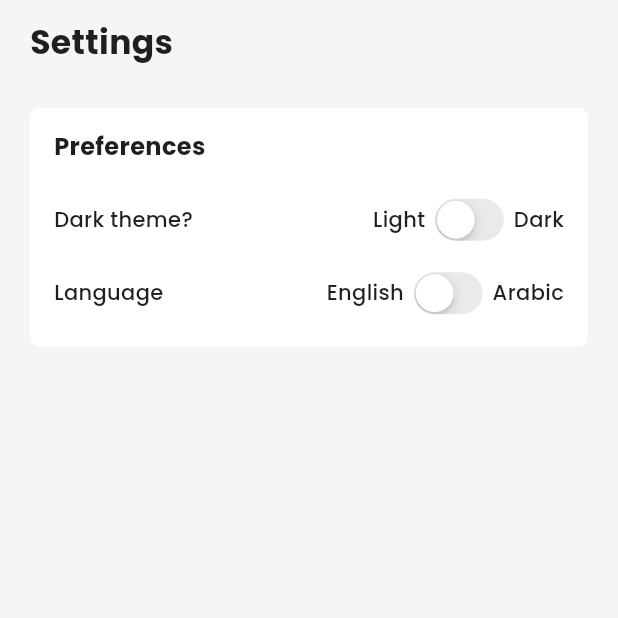
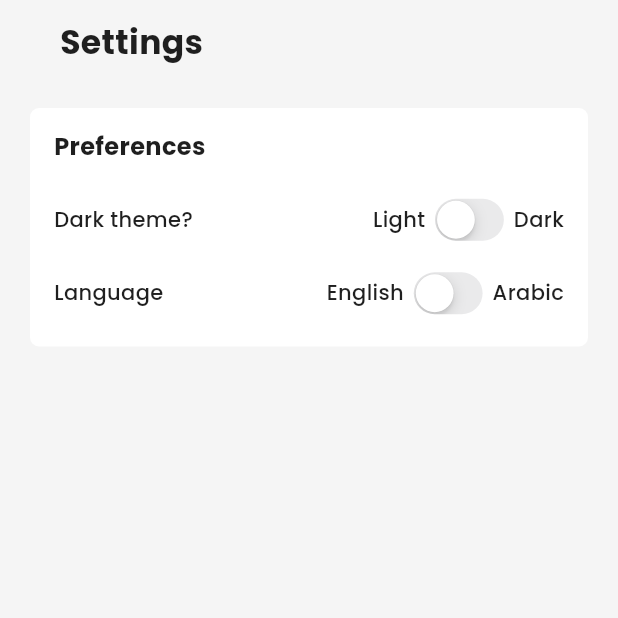
Before and after one commit to taimoorsarwar-dev/holo_challenge, a Flutter app: the SettingsScreen screen opened by its route, on a phone screen of 412 x 824 dp, the top half of it. Run offline on Flutter 3.47's test engine with Material 3 defaults, Android fonts, the phone set to English and light mode, and no system bars; drawn by our look-alikes of oktoast; our stand-ins replace cached_network_image, connectivity_plus, equatable, flutter_native_splash, flutter_svg, get_it and 4 more; accounts and stored records are empty.

Commit message:
Fixed RLT padding issues in appbar

```diff
--- a/lib/modules/base/base_state.dart
+++ b/lib/modules/base/base_state.dart
@@ -1,10 +1,12 @@
 import 'package:flutter/material.dart';
 import 'package:flutter/services.dart';
 import 'package:holo_challenge/core/app_router/navigator_service.dart';
+import 'package:holo_challenge/core/di/app_locator.dart';
 import 'package:holo_challenge/core/theme/app_responsive.dart';
 import 'package:holo_challenge/core/theme/app_text_styles.dart';
 import 'package:holo_challenge/core/theme/theme_palette.dart';
 import 'package:holo_challenge/core/theme/ui_helper.dart';
+import 'package:holo_challenge/modules/user/user_preferences_bloc.dart';
 import 'package:holo_challenge/r.dart';
 import 'package:holo_challenge/widgets/buttons/custom_icon_button.dart';
 import 'package:holo_challenge/widgets/image/multi_source_image.dart';
@@ -87,16 +89,23 @@ abstract class BaseState<T extends StatefulWidget> extends State<T>
     if (isBackNeeded == true) {
       leadingWidget = Container(
         margin: const EdgeInsets.only(
-          left: UIHelper.smallPadding,
-          right: UIHelper.spaceEight,
+          // left: UIHelper.smallPadding,
+          // right: UIHelper.spaceEight,
         ),
         child: getBackButton(color: appBarTextColor),
       );
     } else if (leadingWidget != null) {
       leadingWidget = Container(
-        margin: const EdgeInsets.only(
-          left: UIHelper.largePadding,
-          right: UIHelper.smallPadding,
+        margin: EdgeInsets.only(
+          // left: UIHelper.largePadding,
+          right:
+              locator<UserPreferencesBloc>().isLanguageDirectionLtr()
+                  ? UIHelper.smallPadding
+                  : 0,
+          left:
+              !locator<UserPreferencesBloc>().isLanguageDirectionLtr()
+                  ? UIHelper.smallPadding
+                  : 0,
         ),
         child: leadingWidget,
       );
@@ -117,7 +126,15 @@ abstract class BaseState<T extends StatefulWidget> extends State<T>
           child: Container(
             height: AppResponsive.isDeviceTablet ? 66 : kToolbarHeight,
             color: backgroundColor,
-            margin: const EdgeInsets.only(right: UIHelper.extraSmallPadding),
+            margin:
+                isBackNeeded
+                    ? const EdgeInsets.only(
+                      left: UIHelper.extraSmallPadding,
+                      right: UIHelper.largePadding,
+                    )
+                    : const EdgeInsets.symmetric(
+                      horizontal: UIHelper.largePadding,
+                    ),
             child: Row(
               mainAxisAlignment: MainAxisAlignment.spaceBetween,
               children: [
--- a/lib/modules/cart/cart_screen.dart
+++ b/lib/modules/cart/cart_screen.dart
@@ -134,7 +134,7 @@ class _CartScreenState extends BaseState<CartScreen>
                   Expanded(
                     child: SingleChildScrollView(
                       child: Padding(
-                        padding: const EdgeInsets.all(UIHelper.mediumPadding),
+                        padding: const EdgeInsets.all(UIHelper.largePadding),
                         child: Column(
                           children: [
                             _getProductsListWidget(cartItems),
--- a/lib/modules/products/details/product_details_screen.dart
+++ b/lib/modules/products/details/product_details_screen.dart
@@ -205,7 +205,7 @@ class _ProductDetailsScreenState extends BaseState<ProductDetailsScreen>
     bool needLeftMargin = false,
   }) {
     return Container(
-      margin: EdgeInsets.only(right: UIHelper.mediumPadding),
+      // margin: EdgeInsets.only(right: UIHelper.mediumPadding),
       child: CustomIconButton(
         icon: icon,
         isCircular: true,
--- a/lib/modules/user/user_preferences_bloc.dart
+++ b/lib/modules/user/user_preferences_bloc.dart
@@ -92,7 +92,7 @@ class UserPreferencesBloc extends BlocBase {
     return _userPreferences.currency;
   }
 
-  bool getLanguageDirection() {
+  bool isLanguageDirectionLtr() {
     return _userPreferences.isLanguageDirectionLtr;
   }
 }
```
